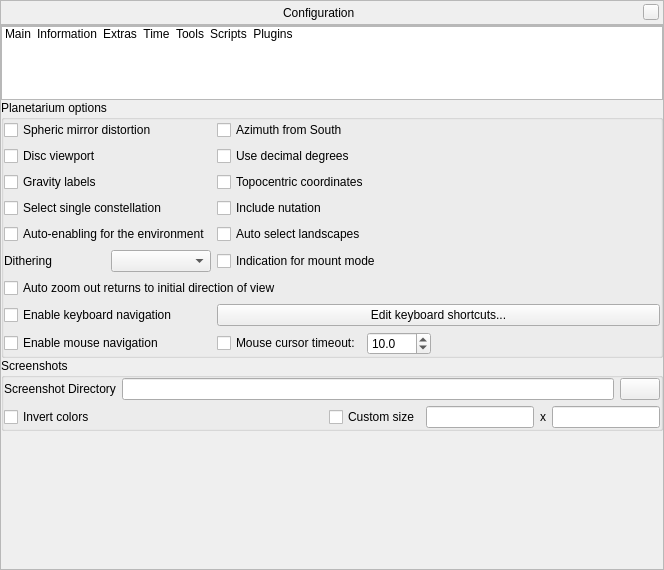
Qt form src/gui/configurationDialog.ui (Stellarium/stellarium) before a commit.
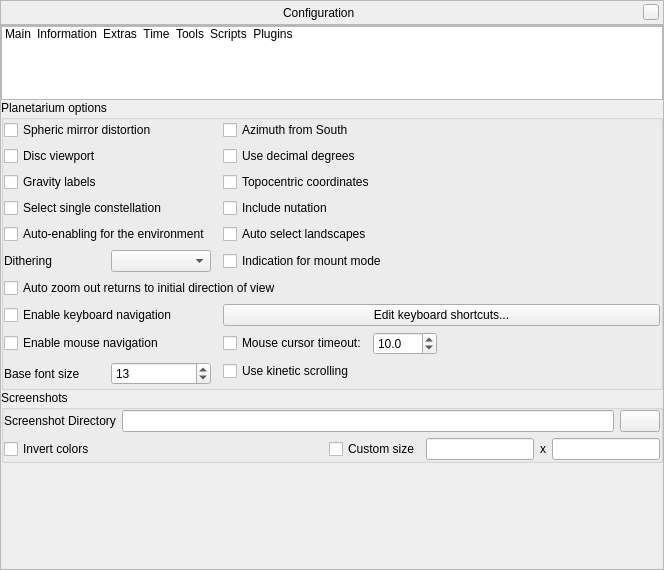
The same form after that commit. The open tabs and pages were chosen to show the change. Icons and pictures are not drawn. Custom widgets are drawn as their Qt base class.

Commit message:
Gui changes:  - Added kinetic scrolling to switch on the fly  - Base font size can be changed in the GUI
Font size changes are not perfect yet for oculars and satellites,
and the GUI panels also depend on GUI basefont size.
This should be separated.

```diff
--- a/src/gui/configurationDialog.ui
+++ b/src/gui/configurationDialog.ui
@@ -288,7 +288,7 @@
       <item row="1" column="0">
        <widget class="QStackedWidget" name="configurationStackedWidget">
         <property name="currentIndex">
-         <number>0</number>
+         <number>4</number>
         </property>
         <widget class="QWidget" name="page_Main">
          <layout class="QVBoxLayout" name="verticalLayout_10">
@@ -1752,31 +1752,7 @@
              <property name="bottomMargin">
               <number>0</number>
              </property>
-             <item row="2" column="0">
-              <widget class="QCheckBox" name="gravityLabelCheckbox">
-               <property name="toolTip">
-                <string>Align labels with the screen center</string>
-               </property>
-               <property name="text">
-                <string>Gravity labels</string>
-               </property>
-              </widget>
-             </item>
-             <item row="11" column="0">
-              <layout class="QHBoxLayout" name="horizontalLayout_10">
-               <item>
-                <widget class="QLabel" name="dithering_label">
-                 <property name="text">
-                  <string>Dithering</string>
-                 </property>
-                </widget>
-               </item>
-               <item>
-                <widget class="QComboBox" name="ditheringComboBox"/>
-               </item>
-              </layout>
-             </item>
-             <item row="0" column="0">
+             <item row="0" column="1">
               <widget class="QCheckBox" name="sphericMirrorCheckbox">
                <property name="toolTip">
                 <string>Spheric mirror distortion is used when projecting Stellarium onto a spheric mirror for low-cost planetarium systems.</string>
@@ -1789,17 +1765,44 @@
                </property>
               </widget>
              </item>
+             <item row="11" column="1">
+              <layout class="QHBoxLayout" name="horizontalLayout_10">
+               <item>
+                <widget class="QLabel" name="dithering_label">
+                 <property name="text">
+                  <string>Dithering</string>
+                 </property>
+                </widget>
+               </item>
+               <item>
+                <widget class="QComboBox" name="ditheringComboBox"/>
+               </item>
+              </layout>
+             </item>
              <item row="2" column="1">
-              <widget class="QCheckBox" name="topocentricCheckBox">
+              <widget class="QCheckBox" name="gravityLabelCheckbox">
                <property name="toolTip">
-                <string>Activate to view as seen from surface of the planet (recommended). If switched off, display planetocentric view.</string>
+                <string>Align labels with the screen center</string>
                </property>
                <property name="text">
-                <string>Topocentric coordinates</string>
+                <string>Gravity labels</string>
                </property>
               </widget>
              </item>
-             <item row="14" column="0">
+             <item row="3" column="1">
+              <widget class="QCheckBox" name="selectSingleConstellationButton">
+               <property name="toolTip">
+                <string>Hide other constellations when you click one</string>
+               </property>
+               <property name="statusTip">
+                <string>Hide other constellations when you click one</string>
+               </property>
+               <property name="text">
+                <string>Select single constellation</string>
+               </property>
+              </widget>
+             </item>
+             <item row="15" column="1">
               <widget class="QCheckBox" name="enableMouseNavigationCheckBox">
                <property name="toolTip">
                 <string>Allow mouse to pan (drag) and zoom (mousewheel)</string>
@@ -1809,7 +1812,7 @@
                </property>
               </widget>
              </item>
-             <item row="12" column="0" colspan="2">
+             <item row="12" column="1" colspan="3">
               <widget class="QCheckBox" name="autoZoomResetsDirectionCheckbox">
                <property name="toolTip">
                 <string>When enabled, the &quot;auto zoom out&quot; key will also set the initial viewing direction</string>
@@ -1819,30 +1822,17 @@
                </property>
               </widget>
              </item>
-             <item row="3" column="0">
-              <widget class="QCheckBox" name="selectSingleConstellationButton">
+             <item row="2" column="3">
+              <widget class="QCheckBox" name="topocentricCheckBox">
                <property name="toolTip">
-                <string>Hide other constellations when you click one</string>
+                <string>Activate to view as seen from surface of the planet (recommended). If switched off, display planetocentric view.</string>
                </property>
-               <property name="statusTip">
-                <string>Hide other constellations when you click one</string>
-               </property>
                <property name="text">
-                <string>Select single constellation</string>
+                <string>Topocentric coordinates</string>
                </property>
               </widget>
              </item>
-             <item row="3" column="1">
-              <widget class="QCheckBox" name="nutationCheckBox">
-               <property name="toolTip">
-                <string>Nutation is a small wobble of Earth's axis, amounting to a few arcseconds.</string>
-               </property>
-               <property name="text">
-                <string>Include nutation</string>
-               </property>
-              </widget>
-             </item>
-             <item row="8" column="0">
+             <item row="8" column="1">
               <widget class="QCheckBox" name="autoEnableEnvironmentCheckBox">
                <property name="toolTip">
                 <string>Auto-enable atmosphere and landscape when selecting a celestial body in the location window.</string>
@@ -1852,24 +1842,17 @@
                </property>
               </widget>
              </item>
-             <item row="11" column="1">
-              <widget class="QCheckBox" name="indicationMountModeCheckBox">
+             <item row="3" column="3">
+              <widget class="QCheckBox" name="nutationCheckBox">
                <property name="toolTip">
-                <string>Flash a short message when toggling mount mode.</string>
+                <string>Nutation is a small wobble of Earth's axis, amounting to a few arcseconds.</string>
                </property>
                <property name="text">
-                <string>Indication for mount mode</string>
+                <string>Include nutation</string>
                </property>
               </widget>
              </item>
-             <item row="13" column="1">
-              <widget class="QPushButton" name="editShortcutsPushButton">
-               <property name="text">
-                <string>Edit keyboard shortcuts...</string>
-               </property>
-              </widget>
-             </item>
-             <item row="1" column="1">
+             <item row="1" column="3">
               <widget class="QCheckBox" name="decimalDegreeCheckBox">
                <property name="toolTip">
                 <string>Use decimal degrees for coordinates</string>
@@ -1879,7 +1862,24 @@
                </property>
               </widget>
              </item>
-             <item row="1" column="0">
+             <item row="14" column="3">
+              <widget class="QPushButton" name="editShortcutsPushButton">
+               <property name="text">
+                <string>Edit keyboard shortcuts...</string>
+               </property>
+              </widget>
+             </item>
+             <item row="11" column="3">
+              <widget class="QCheckBox" name="indicationMountModeCheckBox">
+               <property name="toolTip">
+                <string>Flash a short message when toggling mount mode.</string>
+               </property>
+               <property name="text">
+                <string>Indication for mount mode</string>
+               </property>
+              </widget>
+             </item>
+             <item row="1" column="1">
               <widget class="QCheckBox" name="diskViewportCheckbox">
                <property name="toolTip">
                 <string>Mask out everything outside a central circle in the main view</string>
@@ -1889,7 +1889,17 @@
                </property>
               </widget>
              </item>
-             <item row="14" column="1">
+             <item row="0" column="3">
+              <widget class="QCheckBox" name="azimuthFromSouthcheckBox">
+               <property name="toolTip">
+                <string>Activate this option to calculate azimuth from south towards west.</string>
+               </property>
+               <property name="text">
+                <string>Azimuth from South</string>
+               </property>
+              </widget>
+             </item>
+             <item row="15" column="3">
               <layout class="QHBoxLayout" name="_8">
                <item>
                 <widget class="QCheckBox" name="mouseTimeoutCheckbox">
@@ -1941,27 +1951,7 @@
                </item>
               </layout>
              </item>
-             <item row="0" column="1">
-              <widget class="QCheckBox" name="azimuthFromSouthcheckBox">
-               <property name="toolTip">
-                <string>Activate this option to calculate azimuth from south towards west.</string>
-               </property>
-               <property name="text">
-                <string>Azimuth from South</string>
-               </property>
-              </widget>
-             </item>
-             <item row="8" column="1">
-              <widget class="QCheckBox" name="autoChangeLandscapesCheckBox">
-               <property name="toolTip">
-                <string>Automatic change of landscape when planet is changed</string>
-               </property>
-               <property name="text">
-                <string>Auto select landscapes</string>
-               </property>
-              </widget>
-             </item>
-             <item row="13" column="0">
+             <item row="14" column="1">
               <widget class="QCheckBox" name="enableKeysNavigationCheckBox">
                <property name="toolTip">
                 <string>Allow keyboard to pan and zoom</string>
@@ -1971,6 +1961,50 @@
                </property>
               </widget>
              </item>
+             <item row="8" column="3">
+              <widget class="QCheckBox" name="autoChangeLandscapesCheckBox">
+               <property name="toolTip">
+                <string>Automatic change of landscape when planet is changed</string>
+               </property>
+               <property name="text">
+                <string>Auto select landscapes</string>
+               </property>
+              </widget>
+             </item>
+             <item row="17" column="1" rowspan="2">
+              <layout class="QHBoxLayout" name="fontHorizontalLayout">
+               <item>
+                <widget class="QLabel" name="baseFontSizeLabel">
+                 <property name="text">
+                  <string>Base font size</string>
+                 </property>
+                </widget>
+               </item>
+               <item>
+                <widget class="QSpinBox" name="baseFontSizeSpinBox">
+                 <property name="minimum">
+                  <number>5</number>
+                 </property>
+                 <property name="maximum">
+                  <number>30</number>
+                 </property>
+                 <property name="value">
+                  <number>13</number>
+                 </property>
+                </widget>
+               </item>
+              </layout>
+             </item>
+             <item row="17" column="3">
+              <widget class="QCheckBox" name="kineticScrollingCheckBox">
+               <property name="toolTip">
+                <string>Kinetic scrolling means dragging text panels directly instead of dragging window handles.</string>
+               </property>
+               <property name="text">
+                <string>Use kinetic scrolling</string>
+               </property>
+              </widget>
+             </item>
             </layout>
            </widget>
           </item>
```
The commit also changes 58 other files.
